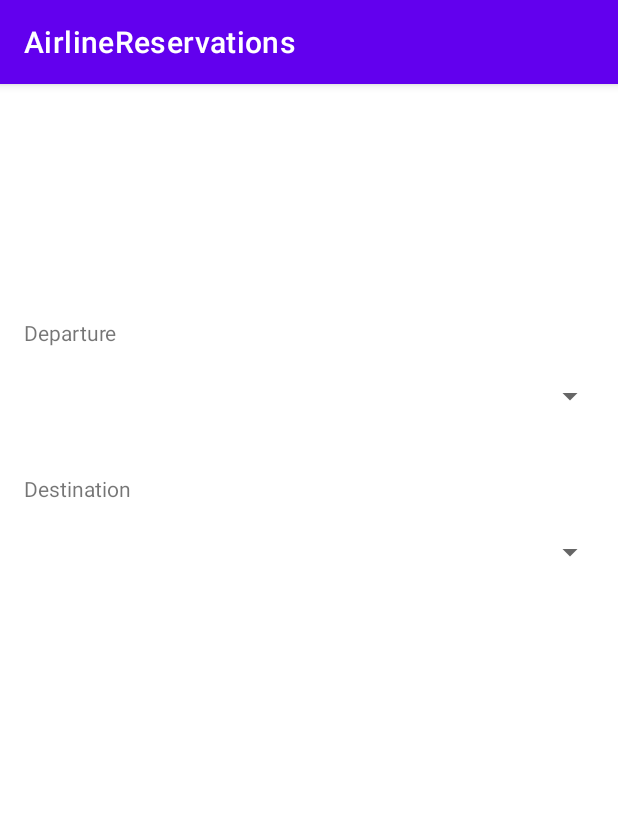
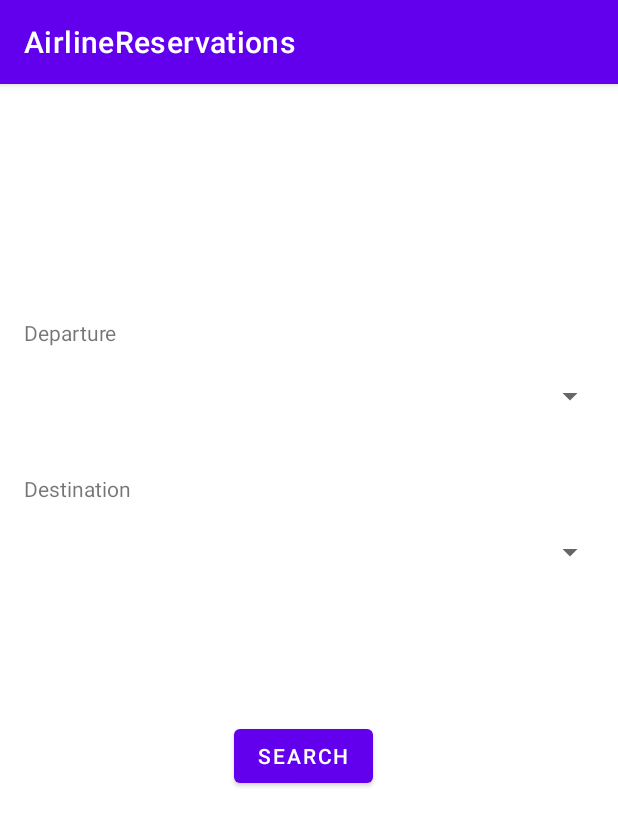
Before and after one commit to pestilence-and-war/AirlineReservations, an Android app: the fragment SearchFragment shown on its own in the app's theme, on a phone screen of 412 x 824 dp. Shown: the top 826 px of the screen. Run offline under Robolectric (Android 15) with nearby library versions, the phone set to English and light mode, and no system bars.

Commit message:
Added Search button

```diff
--- a/app/src/main/res/layout/fragment_search.xml
+++ b/app/src/main/res/layout/fragment_search.xml
@@ -47,4 +47,14 @@
         app:layout_constraintStart_toStartOf="parent"
         app:layout_constraintTop_toTopOf="parent" />
 
+    <Button
+        android:id="@+id/buttonSearchFlights"
+        android:layout_width="wrap_content"
+        android:layout_height="wrap_content"
+        android:layout_marginStart="156dp"
+        android:layout_marginTop="424dp"
+        android:text="@android:string/search_go"
+        app:layout_constraintStart_toStartOf="parent"
+        app:layout_constraintTop_toTopOf="parent" />
+
 </androidx.constraintlayout.widget.ConstraintLayout>
```
